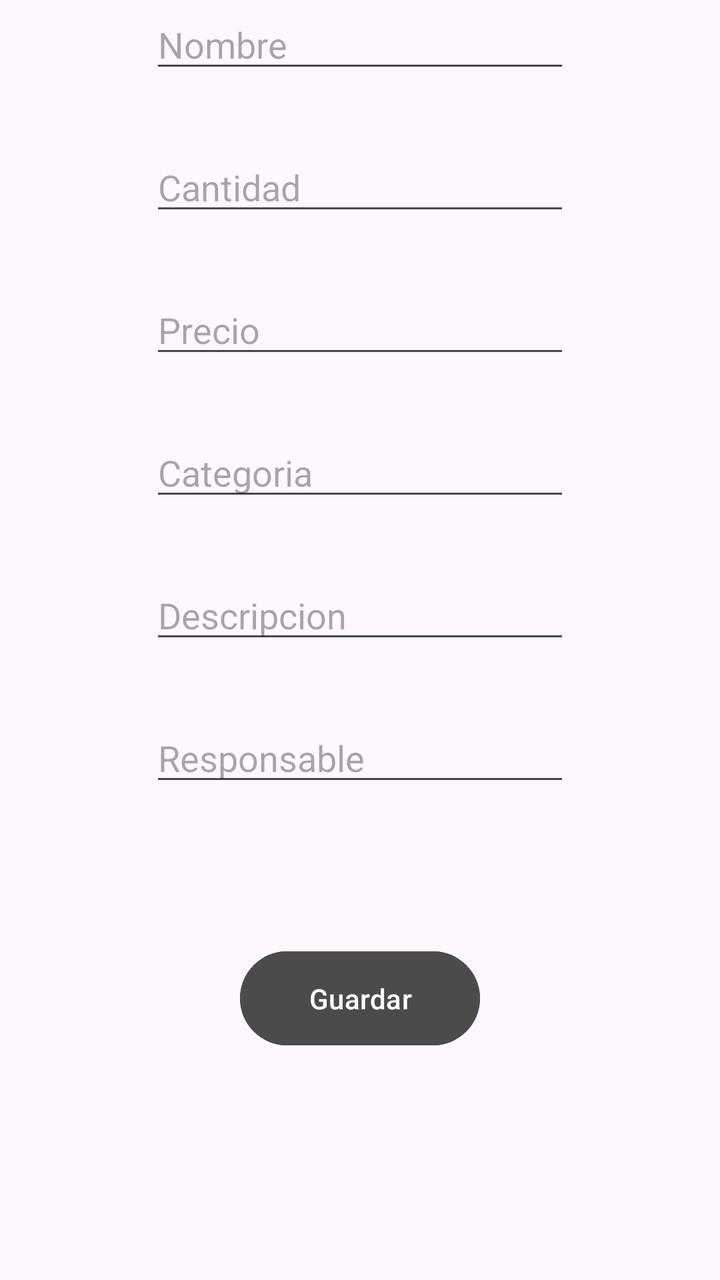
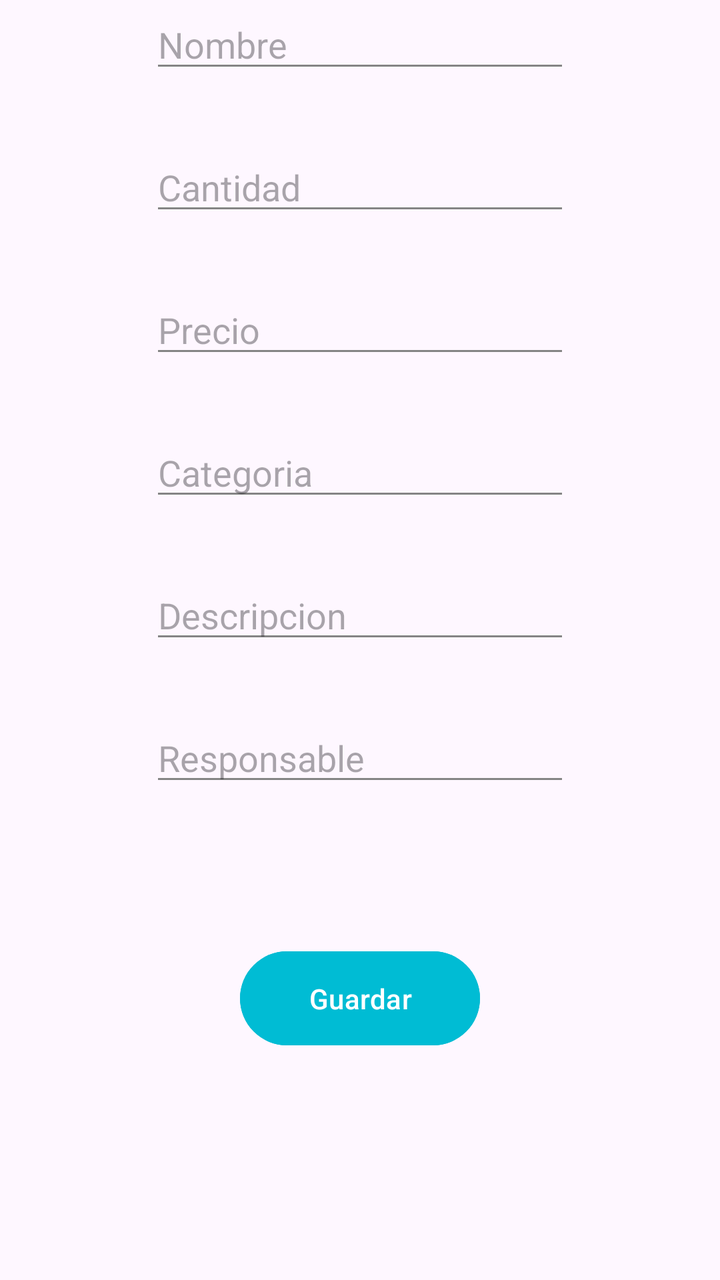

An Android layout rendered at two revisions. The XML below is the earlier revision; the diff shows what the commit changed to produce the second picture.
<!-- AndroidManifest.xml: application theme Theme.RecycleView -->
<!-- res/layout/activity_registro.xml -->
<?xml version="1.0" encoding="utf-8"?>
<androidx.constraintlayout.widget.ConstraintLayout xmlns:android="http://schemas.android.com/apk/res/android"
    xmlns:app="http://schemas.android.com/apk/res-auto"
    xmlns:tools="http://schemas.android.com/tools"
    android:id="@+id/main"
    android:layout_width="match_parent"
    android:layout_height="match_parent"
    tools:context=".registro">

    <EditText
        android:id="@+id/txtClave"
        android:layout_width="wrap_content"
        android:layout_height="wrap_content"
        android:layout_marginStart="100dp"
        android:layout_marginTop="15dp"
        android:layout_marginEnd="100dp"
        android:layout_marginBottom="670dp"
        android:ems="10"
        android:hint="Clave"
        android:inputType="number"
        app:layout_constraintBottom_toBottomOf="parent"
        app:layout_constraintEnd_toEndOf="parent"
        app:layout_constraintHorizontal_bias="0.0"
        app:layout_constraintStart_toStartOf="parent"
        app:layout_constraintTop_toTopOf="parent"
        app:layout_constraintVertical_bias="1.0" />

    <EditText
        android:id="@+id/txtCantidad"
        android:layout_width="wrap_content"
        android:layout_height="wrap_content"
        android:layout_marginStart="100dp"
        android:layout_marginTop="30dp"
        android:layout_marginEnd="100dp"
        android:ems="10"
        android:hint="Cantidad"
        android:inputType="number"
        app:layout_constraintEnd_toEndOf="parent"
        app:layout_constraintStart_toStartOf="parent"
        app:layout_constraintTop_toBottomOf="@+id/txtName" />

    <EditText
        android:id="@+id/txtPrecio"
        android:layout_width="wrap_content"
        android:layout_height="wrap_content"
        android:layout_marginStart="100dp"
        android:layout_marginTop="30dp"
        android:layout_marginEnd="100dp"
        android:ems="10"
        android:hint="Precio"
        android:inputType="number"
        app:layout_constraintEnd_toEndOf="parent"
        app:layout_constraintStart_toStartOf="parent"
        app:layout_constraintTop_toBottomOf="@+id/txtCantidad" />

    <Button
        android:id="@+id/btnGuardar"
        android:layout_width="120dp"
        android:layout_height="55dp"
        android:layout_marginBottom="40dp"
        android:backgroundTint="#4B4B4B"
        android:text="Guardar"
        app:layout_constraintBottom_toBottomOf="parent"
        app:layout_constraintEnd_toEndOf="parent"
        app:layout_constraintStart_toStartOf="parent"
        app:layout_constraintTop_toBottomOf="@+id/txtResponsable" />

    <EditText
        android:id="@+id/txtName"
        android:layout_width="wrap_content"
        android:layout_height="wrap_content"
        android:layout_marginStart="100dp"
        android:layout_marginTop="30dp"
        android:layout_marginEnd="100dp"
        android:ems="10"
        android:hint="Nombre"
        android:inputType="text"
        app:layout_constraintEnd_toEndOf="parent"
        app:layout_constraintStart_toStartOf="parent"
        app:layout_constraintTop_toBottomOf="@+id/txtClave" />

    <EditText
        android:id="@+id/txtCategoria"
        android:layout_width="wrap_content"
        android:layout_height="wrap_content"
        android:layout_marginStart="100dp"
        android:layout_marginTop="30dp"
        android:layout_marginEnd="100dp"
        android:ems="10"
        android:hint="Categoria"
        android:inputType="text"
        app:layout_constraintEnd_toEndOf="parent"
        app:layout_constraintStart_toStartOf="parent"
        app:layout_constraintTop_toBottomOf="@+id/txtPrecio" />

    <EditText
        android:id="@+id/txtDescripcion"
        android:layout_width="wrap_content"
        android:layout_height="wrap_content"
        android:layout_marginStart="100dp"
        android:layout_marginTop="30dp"
        android:layout_marginEnd="100dp"
        android:ems="10"
        android:hint="Descripcion"
        android:inputType="text"
        app:layout_constraintEnd_toEndOf="parent"
        app:layout_constraintStart_toStartOf="parent"
        app:layout_constraintTop_toBottomOf="@+id/txtCategoria" />

    <EditText
        android:id="@+id/txtResponsable"
        android:layout_width="wrap_content"
        android:layout_height="wrap_content"
        android:layout_marginStart="100dp"
        android:layout_marginTop="30dp"
        android:layout_marginEnd="100dp"
        android:ems="10"
        android:hint="Responsable"
        android:inputType="text"
        app:layout_constraintEnd_toEndOf="parent"
        app:layout_constraintStart_toStartOf="parent"
        app:layout_constraintTop_toBottomOf="@+id/txtDescripcion" />

</androidx.constraintlayout.widget.ConstraintLayout>
<!-- resources referenced by this layout -->
<resources>
  <style name="Theme.RecycleView" parent="Base.Theme.RecycleView" />
  <style name="Base.Theme.RecycleView" parent="Theme.Material3.DayNight.NoActionBar">
          
          
      </style>
</resources>

<!-- the commit's change to res/layout/activity_registro.xml (unified diff, before → after) -->
@@ -15,6 +15,7 @@
         android:layout_marginTop="15dp"
         android:layout_marginEnd="100dp"
         android:layout_marginBottom="670dp"
+        android:backgroundTint="#858585"
         android:ems="10"
         android:hint="Clave"
         android:inputType="number"
@@ -32,6 +33,7 @@
         android:layout_marginStart="100dp"
         android:layout_marginTop="30dp"
         android:layout_marginEnd="100dp"
+        android:backgroundTint="#858585"
         android:ems="10"
         android:hint="Cantidad"
         android:inputType="number"
@@ -46,6 +48,7 @@
         android:layout_marginStart="100dp"
         android:layout_marginTop="30dp"
         android:layout_marginEnd="100dp"
+        android:backgroundTint="#858585"
         android:ems="10"
         android:hint="Precio"
         android:inputType="number"
@@ -58,7 +61,7 @@
         android:layout_width="120dp"
         android:layout_height="55dp"
         android:layout_marginBottom="40dp"
-        android:backgroundTint="#4B4B4B"
+        android:backgroundTint="#00BCD4"
         android:text="Guardar"
         app:layout_constraintBottom_toBottomOf="parent"
         app:layout_constraintEnd_toEndOf="parent"
@@ -72,6 +75,7 @@
         android:layout_marginStart="100dp"
         android:layout_marginTop="30dp"
         android:layout_marginEnd="100dp"
+        android:backgroundTint="#858585"
         android:ems="10"
         android:hint="Nombre"
         android:inputType="text"
@@ -86,6 +90,7 @@
         android:layout_marginStart="100dp"
         android:layout_marginTop="30dp"
         android:layout_marginEnd="100dp"
+        android:backgroundTint="#858585"
         android:ems="10"
         android:hint="Categoria"
         android:inputType="text"
@@ -100,6 +105,7 @@
         android:layout_marginStart="100dp"
         android:layout_marginTop="30dp"
         android:layout_marginEnd="100dp"
+        android:backgroundTint="#858585"
         android:ems="10"
         android:hint="Descripcion"
         android:inputType="text"
@@ -114,6 +120,7 @@
         android:layout_marginStart="100dp"
         android:layout_marginTop="30dp"
         android:layout_marginEnd="100dp"
+        android:backgroundTint="#858585"
         android:ems="10"
         android:hint="Responsable"
         android:inputType="text"
